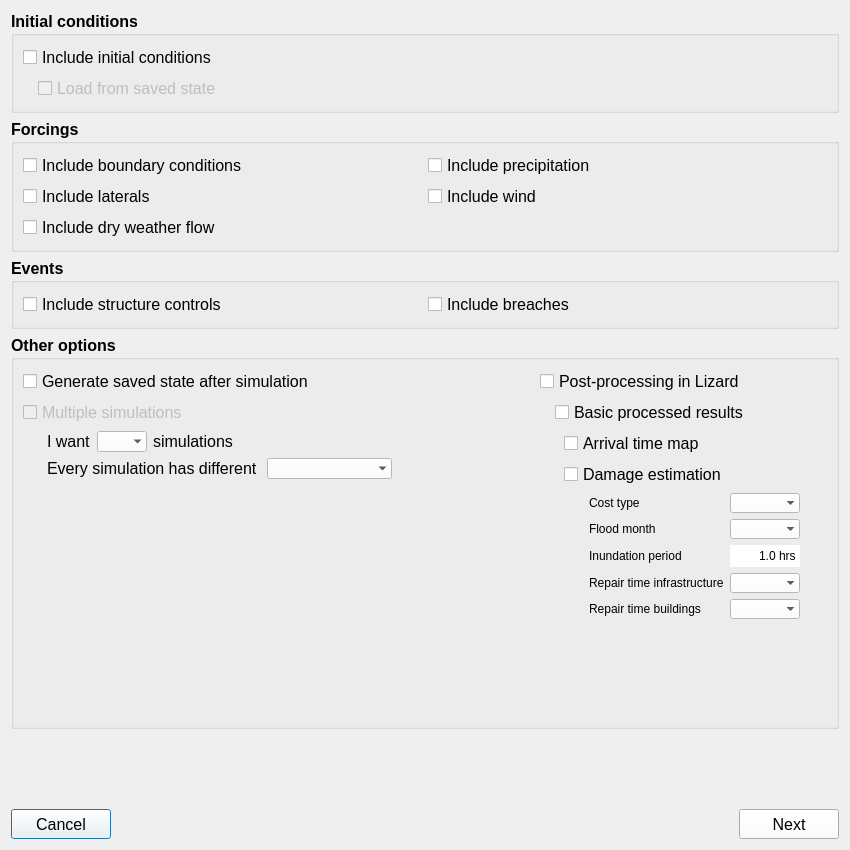
nens/threedi-api-qgis-client, file threedi_models_and_simulations/ui/simulation_wizard/init_dialog.ui: the form before one commit.
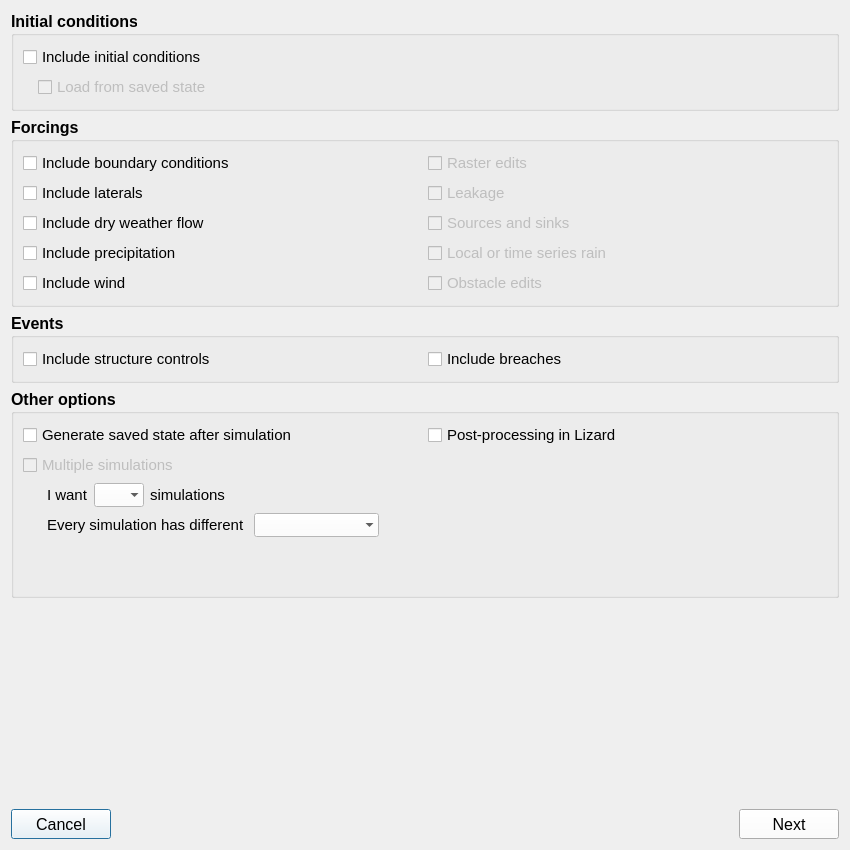
The form after the commit.

Commit message:
Moved post-processing in Lizard to the separate simulation wizard page. (#432)
* Moved post-processing in Lizard to the separate simulation wizard page.

What changed in the file:
```diff
--- a/threedi_models_and_simulations/ui/simulation_wizard/init_dialog.ui
+++ b/threedi_models_and_simulations/ui/simulation_wizard/init_dialog.ui
@@ -108,7 +108,7 @@
              <property name="font">
               <font>
                <family>Segoe UI</family>
-               <pointsize>12</pointsize>
+               <pointsize>11</pointsize>
                <weight>50</weight>
                <bold>false</bold>
               </font>
@@ -126,7 +126,7 @@
           <property name="font">
            <font>
             <family>Segoe UI</family>
-            <pointsize>12</pointsize>
+            <pointsize>11</pointsize>
             <weight>50</weight>
             <bold>false</bold>
            </font>
@@ -153,27 +153,12 @@
         <string>Forcings</string>
        </property>
        <layout class="QGridLayout" name="gridLayout_6">
-        <item row="2" column="0">
-         <widget class="QCheckBox" name="cb_dwf">
-          <property name="font">
-           <font>
-            <family>Segoe UI</family>
-            <pointsize>12</pointsize>
-            <weight>50</weight>
-            <bold>false</bold>
-           </font>
-          </property>
-          <property name="text">
-           <string>Include dry weather flow</string>
-          </property>
-         </widget>
-        </item>
         <item row="1" column="0">
          <widget class="QCheckBox" name="cb_laterals">
           <property name="font">
            <font>
             <family>Segoe UI</family>
-            <pointsize>12</pointsize>
+            <pointsize>11</pointsize>
             <weight>50</weight>
             <bold>false</bold>
            </font>
@@ -183,6 +168,111 @@
           </property>
          </widget>
         </item>
+        <item row="1" column="1">
+         <widget class="QCheckBox" name="cb_leakage">
+          <property name="enabled">
+           <bool>false</bool>
+          </property>
+          <property name="font">
+           <font>
+            <family>Segoe UI</family>
+            <pointsize>11</pointsize>
+            <weight>50</weight>
+            <bold>false</bold>
+           </font>
+          </property>
+          <property name="text">
+           <string>Leakage</string>
+          </property>
+         </widget>
+        </item>
+        <item row="3" column="0">
+         <widget class="QCheckBox" name="cb_precipitation">
+          <property name="font">
+           <font>
+            <family>Segoe UI</family>
+            <pointsize>11</pointsize>
+            <weight>50</weight>
+            <bold>false</bold>
+           </font>
+          </property>
+          <property name="layoutDirection">
+           <enum>Qt::LeftToRight</enum>
+          </property>
+          <property name="text">
+           <string>Include precipitation</string>
+          </property>
+         </widget>
+        </item>
+        <item row="2" column="1">
+         <widget class="QCheckBox" name="cb_sources_sinks">
+          <property name="enabled">
+           <bool>false</bool>
+          </property>
+          <property name="font">
+           <font>
+            <family>Segoe UI</family>
+            <pointsize>11</pointsize>
+            <weight>50</weight>
+            <bold>false</bold>
+           </font>
+          </property>
+          <property name="text">
+           <string>Sources and sinks</string>
+          </property>
+         </widget>
+        </item>
+        <item row="0" column="1">
+         <widget class="QCheckBox" name="cb_raster_edits">
+          <property name="enabled">
+           <bool>false</bool>
+          </property>
+          <property name="font">
+           <font>
+            <family>Segoe UI</family>
+            <pointsize>11</pointsize>
+            <weight>50</weight>
+            <bold>false</bold>
+           </font>
+          </property>
+          <property name="text">
+           <string>Raster edits</string>
+          </property>
+         </widget>
+        </item>
+        <item row="3" column="1">
+         <widget class="QCheckBox" name="cb_local_or_ts_rain">
+          <property name="enabled">
+           <bool>false</bool>
+          </property>
+          <property name="font">
+           <font>
+            <family>Segoe UI</family>
+            <pointsize>11</pointsize>
+            <weight>50</weight>
+            <bold>false</bold>
+           </font>
+          </property>
+          <property name="text">
+           <string>Local or time series rain</string>
+          </property>
+         </widget>
+        </item>
+        <item row="2" column="0">
+         <widget class="QCheckBox" name="cb_dwf">
+          <property name="font">
+           <font>
+            <family>Segoe UI</family>
+            <pointsize>11</pointsize>
+            <weight>50</weight>
+            <bold>false</bold>
+           </font>
+          </property>
+          <property name="text">
+           <string>Include dry weather flow</string>
+          </property>
+         </widget>
+        </item>
         <item row="0" column="0">
          <widget class="QCheckBox" name="cb_boundary">
           <property name="enabled">
@@ -197,7 +287,7 @@
           <property name="font">
            <font>
             <family>Segoe UI</family>
-            <pointsize>12</pointsize>
+            <pointsize>11</pointsize>
             <weight>50</weight>
             <bold>false</bold>
            </font>
@@ -207,30 +297,12 @@
           </property>
          </widget>
         </item>
-        <item row="0" column="1">
-         <widget class="QCheckBox" name="cb_precipitation">
-          <property name="font">
-           <font>
-            <family>Segoe UI</family>
-            <pointsize>12</pointsize>
-            <weight>50</weight>
-            <bold>false</bold>
-           </font>
-          </property>
-          <property name="layoutDirection">
-           <enum>Qt::LeftToRight</enum>
-          </property>
-          <property name="text">
-           <string>Include precipitation</string>
-          </property>
-         </widget>
-        </item>
-        <item row="1" column="1">
+        <item row="4" column="0">
          <widget class="QCheckBox" name="cb_wind">
           <property name="font">
            <font>
             <family>Segoe UI</family>
-            <pointsize>12</pointsize>
+            <pointsize>11</pointsize>
             <weight>50</weight>
             <bold>false</bold>
            </font>
@@ -240,6 +312,24 @@
           </property>
          </widget>
         </item>
+        <item row="4" column="1">
+         <widget class="QCheckBox" name="cb_obstacle_edits">
+          <property name="enabled">
+           <bool>false</bool>
+          </property>
+          <property name="font">
+           <font>
+            <family>Segoe UI</family>
+            <pointsize>11</pointsize>
+            <weight>50</weight>
+            <bold>false</bold>
+           </font>
+          </property>
+          <property name="text">
+           <string>Obstacle edits</string>
+          </property>
+         </widget>
+        </item>
        </layout>
       </widget>
      </item>
@@ -265,7 +355,7 @@
           <property name="font">
            <font>
             <family>Segoe UI</family>
-            <pointsize>12</pointsize>
+            <pointsize>11</pointsize>
             <weight>50</weight>
             <bold>false</bold>
            </font>
@@ -280,7 +370,7 @@
           <property name="font">
            <font>
             <family>Segoe UI</family>
-            <pointsize>12</pointsize>
+            <pointsize>11</pointsize>
             <weight>50</weight>
             <bold>false</bold>
            </font>
@@ -307,682 +397,6 @@
         <string>Other options</string>
        </property>
        <layout class="QGridLayout" name="gridLayout_7">
-        <item row="0" column="1">
-         <widget class="QCheckBox" name="cb_postprocess">
-          <property name="font">
-           <font>
-            <family>Segoe UI</family>
-            <pointsize>12</pointsize>
-            <weight>50</weight>
-            <bold>false</bold>
-           </font>
-          </property>
-          <property name="text">
-           <string>Post-processing in Lizard</string>
-          </property>
-         </widget>
-        </item>
-        <item row="1" column="0">
-         <widget class="QCheckBox" name="cb_multiple_simulations">
-          <property name="enabled">
-           <bool>false</bool>
-          </property>
-          <property name="font">
-           <font>
-            <family>Segoe UI</family>
-            <pointsize>12</pointsize>
-            <weight>50</weight>
-            <bold>false</bold>
-           </font>
-          </property>
-          <property name="text">
-           <string>Multiple simulations</string>
-          </property>
-         </widget>
-        </item>
-        <item row="1" column="1" rowspan="2">
-         <widget class="QWidget" name="postprocessing_widget" native="true">
-          <property name="sizePolicy">
-           <sizepolicy hsizetype="Preferred" vsizetype="Expanding">
-            <horstretch>0</horstretch>
-            <verstretch>0</verstretch>
-           </sizepolicy>
-          </property>
-          <property name="font">
-           <font>
-            <family>Segoe UI</family>
-            <pointsize>12</pointsize>
-            <weight>50</weight>
-            <bold>false</bold>
-           </font>
-          </property>
-          <layout class="QVBoxLayout" name="verticalLayout_2">
-           <property name="leftMargin">
-            <number>15</number>
-           </property>
-           <property name="topMargin">
-            <number>0</number>
-           </property>
-           <item>
-            <widget class="QCheckBox" name="cb_basec_results">
-             <property name="font">
-              <font>
-               <family>Segoe UI</family>
-               <pointsize>12</pointsize>
-               <weight>50</weight>
-               <bold>false</bold>
-              </font>
-             </property>
-             <property name="text">
-              <string>Basic processed results</string>
-             </property>
-            </widget>
-           </item>
-           <item>
-            <widget class="QWidget" name="basic_processed_widget" native="true">
-             <layout class="QVBoxLayout" name="verticalLayout_3">
-              <property name="topMargin">
-               <number>0</number>
-              </property>
-              <property name="bottomMargin">
-               <number>0</number>
-              </property>
-              <item>
-               <widget class="QCheckBox" name="cb_arrival_time_map">
-                <property name="font">
-                 <font>
-                  <family>Segoe UI</family>
-                  <pointsize>12</pointsize>
-                  <weight>50</weight>
-                  <bold>false</bold>
-                 </font>
-                </property>
-                <property name="text">
-                 <string>Arrival time map</string>
-                </property>
-               </widget>
-              </item>
-              <item>
-               <widget class="QCheckBox" name="cb_damage_estimation">
-                <property name="font">
-                 <font>
-                  <family>Segoe UI</family>
-                  <pointsize>12</pointsize>
-                  <weight>50</weight>
-                  <bold>false</bold>
-                 </font>
-                </property>
-                <property name="text">
-                 <string>Damage estimation</string>
-                </property>
-               </widget>
-              </item>
-              <item>
-               <widget class="QWidget" name="damage_estimation_widget" native="true">
-                <property name="sizePolicy">
-                 <sizepolicy hsizetype="Preferred" vsizetype="Expanding">
-                  <horstretch>0</horstretch>
-                  <verstretch>0</verstretch>
-                 </sizepolicy>
-                </property>
-                <layout class="QGridLayout" name="gridLayout_9">
-                 <property name="leftMargin">
-                  <number>0</number>
-                 </property>
-                 <property name="topMargin">
-                  <number>0</number>
-                 </property>
-                 <item row="0" column="0" colspan="2">
-                  <layout class="QGridLayout" name="gridLayout_8">
-                   <property name="leftMargin">
-                    <number>25</number>
-                   </property>
-                   <property name="bottomMargin">
-                    <number>0</number>
-                   </property>
-                   <item row="2" column="1">
-                    <widget class="QDoubleSpinBox" name="sb_period">
-                     <property name="sizePolicy">
-                      <sizepolicy hsizetype="Minimum" vsizetype="Expanding">
-                       <horstretch>0</horstretch>
-                       <verstretch>0</verstretch>
-                      </sizepolicy>
-                     </property>
-                     <property name="minimumSize">
-                      <size>
-                       <width>0</width>
-                       <height>20</height>
-                      </size>
-                     </property>
-                     <property name="font">
-                      <font>
-                       <family>Segoe UI</family>
-                       <pointsize>9</pointsize>
-                       <weight>50</weight>
-                       <bold>false</bold>
-                      </font>
-                     </property>
-                     <property name="styleSheet">
-                      <string notr="true">QDoubleSpinBox {background-color: white;}</string>
-                     </property>
-                     <property name="frame">
-                      <bool>false</bool>
-                     </property>
-                     <property name="alignment">
-                      <set>Qt::AlignRight|Qt::AlignTrailing|Qt::AlignVCenter</set>
-                     </property>
-                     <property name="buttonSymbols">
-                      <enum>QAbstractSpinBox::NoButtons</enum>
-                     </property>
-                     <property name="suffix">
-                      <string> hrs</string>
-                     </property>
-                     <property name="decimals">
-                      <number>1</number>
-                     </property>
-                     <property name="minimum">
-                      <double>1.000000000000000</double>
-                     </property>
-                    </widget>
-                   </item>
-                   <item row="4" column="0">
-                    <widget class="QLabel" name="label_9">
-                     <property name="minimumSize">
-                      <size>
-                       <width>0</width>
-                       <height>0</height>
-                      </size>
-                     </property>
-                     <property name="font">
-                      <font>
-                       <family>Segoe UI</family>
-                       <pointsize>9</pointsize>
-                       <weight>50</weight>
-                       <bold>false</bold>
-                      </font>
-                     </property>
-                     <property name="text">
-                      <string>Repair time buildings</string>
-                     </property>
-                    </widget>
-                   </item>
-                   <item row="3" column="1">
-                    <widget class="QComboBox" name="dd_repair_infrastructure">
-                     <property name="sizePolicy">
-                      <sizepolicy hsizetype="Preferred" vsizetype="Expanding">
-                       <horstretch>0</horstretch>
-                       <verstretch>0</verstretch>
-                      </sizepolicy>
-                     </property>
-                     <property name="minimumSize">
-                      <size>
-                       <width>0</width>
-                       <height>20</height>
-                      </size>
-                     </property>
-                     <property name="palette">
-                      <palette>
-                       <active>
-                        <colorrole role="Button">
-                         <brush brushstyle="SolidPattern">
-                          <color alpha="255">
-                           <red>255</red>
-                           <green>255</green>
-                           <blue>255</blue>
-                          </color>
-                         </brush>
-                        </colorrole>
-                        <colorrole role="Base">
-                         <brush brushstyle="SolidPattern">
-                          <color alpha="255">
-                           <red>255</red>
-                           <green>255</green>
-                           <blue>255</blue>
-                          </color>
-                         </brush>
-                        </colorrole>
-                        <colorrole role="Window">
-                         <brush brushstyle="SolidPattern">
-                          <color alpha="255">
-                           <red>255</red>
-                           <green>255</green>
-                           <blue>255</blue>
-                          </color>
-                         </brush>
-                        </colorrole>
-                        <colorrole role="Highlight">
-                         <brush brushstyle="SolidPattern">
-                          <color alpha="255">
-                           <red>211</red>
-                           <green>211</green>
-                           <blue>211</blue>
-                          </color>
-                         </brush>
-                        </colorrole>
-                       </active>
-                       <inactive>
-                        <colorrole role="Button">
-                         <brush brushstyle="SolidPattern">
-                          <color alpha="255">
-                           <red>255</red>
-                           <green>255</green>
-                           <blue>255</blue>
-                          </color>
-                         </brush>
-                        </colorrole>
-                        <colorrole role="Base">
-                         <brush brushstyle="SolidPattern">
-                          <color alpha="255">
-                           <red>255</red>
-                           <green>255</green>
-                           <blue>255</blue>
-                          </color>
-                         </brush>
-                        </colorrole>
-                        <colorrole role="Window">
-                         <brush brushstyle="SolidPattern">
-                          <color alpha="255">
-                           <red>255</red>
-                           <green>255</green>
-                           <blue>255</blue>
-                          </color>
-                         </brush>
-                        </colorrole>
-                        <colorrole role="Highlight">
-                         <brush brushstyle="SolidPattern">
-                          <color alpha="255">
-                           <red>211</red>
-                           <green>211</green>
-                           <blue>211</blue>
-                          </color>
-                         </brush>
-                        </colorrole>
-                       </inactive>
-                       <disabled>
-                        <colorrole role="Button">
-                         <brush brushstyle="SolidPattern">
-                          <color alpha="255">
-                           <red>255</red>
-                           <green>255</green>
-                           <blue>255</blue>
-                          </color>
-                         </brush>
-                        </colorrole>
-                        <colorrole role="Base">
-                         <brush brushstyle="SolidPattern">
-                          <color alpha="255">
-                           <red>255</red>
-                           <green>255</green>
-                           <blue>255</blue>
-                          </color>
-                         </brush>
-                        </colorrole>
-                        <colorrole role="Window">
-                         <brush brushstyle="SolidPattern">
-                          <color alpha="255">
-                           <red>255</red>
-                           <green>255</green>
-                           <blue>255</blue>
-                          </color>
-                         </brush>
-                        </colorrole>
-                        <colorrole role="Highlight">
-                         <brush brushstyle="SolidPattern">
-                          <color alpha="255">
-                           <red>211</red>
-                           <green>211</green>
-                           <blue>211</blue>
-                          </color>
-                         </brush>
-                        </colorrole>
-                       </disabled>
-                      </palette>
-                     </property>
-                     <property name="font">
-                      <font>
-                       <family>Segoe UI</family>
-                       <pointsize>9</pointsize>
-                       <weight>50</weight>
-                       <bold>false</bold>
-                      </font>
-                     </property>
-                     <property name="styleSheet">
-                      <string notr="true">QComboBox {background-color:white; selection-background-color: lightgray;}</string>
-                     </property>
-                     <property name="frame">
-                      <bool>false</bool>
-                     </property>
-                    </widget>
-                   </item>
-                   <item row="0" column="0">
-                    <widget class="QLabel" name="label_5">
-                     <property name="minimumSize">
-                      <size>
-                       <width>0</width>
-                       <height>0</height>
-                      </size>
-                     </property>
-                     <property name="font">
-                      <font>
-                       <family>Segoe UI</family>
-                       <pointsize>9</pointsize>
-                       <weight>50</weight>
-                       <bold>false</bold>
-                      </font>
-                     </property>
-                     <property name="text">
-                      <string>Cost type</string>
-                     </property>
-                    </widget>
-                   </item>
-                   <item row="2" column="0">
-                    <widget class="QLabel" name="label_7">
-                     <property name="minimumSize">
-                      <size>
-                       <width>0</width>
-                       <height>0</height>
-                      </size>
-                     </property>
-                     <property name="font">
-                      <font>
-                       <family>Segoe UI</family>
-                       <pointsize>9</pointsize>
-                       <weight>50</weight>
-                       <bold>false</bold>
-                      </font>
-                     </property>
-                     <property name="text">
-                      <string>Inundation period</string>
-                     </property>
-                    </widget>
-                   </item>
-                   <item row="4" column="1">
-                    <widget class="QComboBox" name="dd_repair_building">
-                     <property name="sizePolicy">
-                      <sizepolicy hsizetype="Preferred" vsizetype="Expanding">
-                       <horstretch>0</horstretch>
-                       <verstretch>0</verstretch>
-                      </sizepolicy>
-                     </property>
-                     <property name="minimumSize">
-                      <size>
-                       <width>0</width>
-                       <height>20</height>
-                      </size>
-                     </property>
-                     <property name="font">
-                      <font>
-                       <family>Segoe UI</family>
-                       <pointsize>9</pointsize>
-                       <weight>50</weight>
-                       <bold>false</bold>
-                      </font>
-                     </property>
-                     <property name="styleSheet">
-                      <string notr="true">QComboBox {background-color:white; selection-background-color: lightgray;}</string>
-                     </property>
-                     <property name="frame">
-                      <bool>false</bool>
-                     </property>
-                    </widget>
-                   </item>
-                   <item row="1" column="1">
-                    <widget class="QComboBox" name="dd_flood_month">
-                     <property name="sizePolicy">
-                      <sizepolicy hsizetype="Preferred" vsizetype="Expanding">
-                       <horstretch>0</horstretch>
-                       <verstretch>0</verstretch>
-                      </sizepolicy>
-                     </property>
-                     <property name="minimumSize">
-                      <size>
-                       <width>0</width>
-                       <height>20</height>
-                      </size>
-                     </property>
-                     <property name="font">
-                      <font>
-                       <family>Segoe UI</family>
-                       <pointsize>9</pointsize>
-                       <weight>50</weight>
-                       <bold>false</bold>
-                      </font>
-                     </property>
-                     <property name="styleSheet">
-                      <string notr="true">QComboBox {background-color:white; selection-background-color: lightgray;}</string>
-                     </property>
-                     <property name="frame">
-                      <bool>false</bool>
-                     </property>
-                    </widget>
-                   </item>
-                   <item row="0" column="1">
-                    <widget class="QComboBox" name="dd_cost_type">
-                     <property name="sizePolicy">
-                      <sizepolicy hsizetype="Preferred" vsizetype="Expanding">
-                       <horstretch>0</horstretch>
-                       <verstretch>0</verstretch>
-                      </sizepolicy>
-                     </property>
-                     <property name="minimumSize">
-                      <size>
-                       <width>0</width>
-                       <height>20</height>
-                      </size>
-                     </property>
-                     <property name="palette">
-                      <palette>
-                       <active>
-                        <colorrole role="Button">
-                         <brush brushstyle="SolidPattern">
-                          <color alpha="255">
-                           <red>255</red>
-                           <green>255</green>
-                           <blue>255</blue>
-                          </color>
-                         </brush>
-                        </colorrole>
-                        <colorrole role="Base">
-                         <brush brushstyle="SolidPattern">
-                          <color alpha="255">
-                           <red>255</red>
-                           <green>255</green>
-                           <blue>255</blue>
-                          </color>
-                         </brush>
-                        </colorrole>
-                        <colorrole role="Window">
-                         <brush brushstyle="SolidPattern">
-                          <color alpha="255">
-                           <red>255</red>
-                           <green>255</green>
-                           <blue>255</blue>
-                          </color>
-                         </brush>
-                        </colorrole>
-                        <colorrole role="Highlight">
-                         <brush brushstyle="SolidPattern">
-                          <color alpha="255">
-                           <red>211</red>
-                           <green>211</green>
-                           <blue>211</blue>
-                          </color>
-                         </brush>
-                        </colorrole>
-                       </active>
-                       <inactive>
-                        <colorrole role="Button">
-                         <brush brushstyle="SolidPattern">
-                          <color alpha="255">
-                           <red>255</red>
-                           <green>255</green>
-                           <blue>255</blue>
-                          </color>
-                         </brush>
-                        </colorrole>
-                        <colorrole role="Base">
-                         <brush brushstyle="SolidPattern">
-                          <color alpha="255">
-                           <red>255</red>
-                           <green>255</green>
-                           <blue>255</blue>
-                          </color>
-                         </brush>
-                        </colorrole>
-                        <colorrole role="Window">
-                         <brush brushstyle="SolidPattern">
-                          <color alpha="255">
-                           <red>255</red>
-                           <green>255</green>
-                           <blue>255</blue>
-                          </color>
-                         </brush>
-                        </colorrole>
-                        <colorrole role="Highlight">
-                         <brush brushstyle="SolidPattern">
-                          <color alpha="255">
-                           <red>211</red>
-                           <green>211</green>
-                           <blue>211</blue>
-                          </color>
-                         </brush>
-                        </colorrole>
-                       </inactive>
-                       <disabled>
-                        <colorrole role="Button">
-                         <brush brushstyle="SolidPattern">
-                          <color alpha="255">
-                           <red>255</red>
-                           <green>255</green>
-                           <blue>255</blue>
-                          </color>
-                         </brush>
-                        </colorrole>
-                        <colorrole role="Base">
-                         <brush brushstyle="SolidPattern">
-                          <color alpha="255">
-                           <red>255</red>
-                           <green>255</green>
-                           <blue>255</blue>
-                          </color>
-                         </brush>
-                        </colorrole>
-                        <colorrole role="Window">
-                         <brush brushstyle="SolidPattern">
-                          <color alpha="255">
-                           <red>255</red>
-                           <green>255</green>
-                           <blue>255</blue>
-                          </color>
-                         </brush>
-                        </colorrole>
-                        <colorrole role="Highlight">
-                         <brush brushstyle="SolidPattern">
-                          <color alpha="255">
-                           <red>211</red>
-                           <green>211</green>
-                           <blue>211</blue>
-                          </color>
-                         </brush>
-                        </colorrole>
-                       </disabled>
-                      </palette>
-                     </property>
-                     <property name="font">
-                      <font>
-                       <family>Segoe UI</family>
-                       <pointsize>9</pointsize>
-                       <weight>50</weight>
-                       <bold>false</bold>
-                      </font>
-                     </property>
-                     <property name="styleSheet">
-                      <string notr="true">QComboBox {background-color:white; selection-background-color: lightgray;}</string>
-                     </property>
-                     <property name="frame">
-                      <bool>false</bool>
-                     </property>
-                    </widget>
-                   </item>
-                   <item row="1" column="0">
-                    <widget class="QLabel" name="label_6">
-                     <property name="minimumSize">
-                      <size>
-                       <width>0</width>
-                       <height>0</height>
-                      </size>
-                     </property>
-                     <property name="font">
-                      <font>
-                       <family>Segoe UI</family>
-                       <pointsize>9</pointsize>
-                       <weight>50</weight>
-                       <bold>false</bold>
-                      </font>
-                     </property>
-                     <property name="text">
-                      <string>Flood month</string>
-                     </property>
-                    </widget>
-                   </item>
-                   <item row="3" column="0">
-                    <widget class="QLabel" name="label_8">
-                     <property name="minimumSize">
-                      <size>
-                       <width>0</width>
-                       <height>0</height>
-                      </size>
-                     </property>
-                     <property name="font">
-                      <font>
-                       <family>Segoe UI</family>
-                       <pointsize>9</pointsize>
-                       <weight>50</weight>
-                       <bold>false</bold>
-                      </font>
-                     </property>
-                     <property name="text">
-                      <string>Repair time infrastructure</string>
-                     </property>
-                    </widget>
-                   </item>
-                  </layout>
-                 </item>
-                 <item row="3" column="0">
-                  <spacer name="verticalSpacer_3">
-                   <property name="orientation">
-                    <enum>Qt::Vertical</enum>
-                   </property>
-                   <property name="sizeHint" stdset="0">
-                    <size>
-                     <width>20</width>
-                     <height>40</height>
-                    </size>
-                   </property>
-                  </spacer>
-                 </item>
-                </layout>
-               </widget>
-              </item>
-             </layout>
-            </widget>
-           </item>
-           <item>
-            <spacer name="verticalSpacer_2">
-             <property name="orientation">
-              <enum>Qt::Vertical</enum>
-             </property>
-             <property name="sizeHint" stdset="0">
-              <size>
-               <width>20</width>
-               <height>40</height>
-              </size>
-             </property>
-            </spacer>
-           </item>
-          </layout>
-         </widget>
-        </item>
         <item row="0" column="0">
          <widget class="QCheckBox" name="cb_generate">
           <property name="palette">
@@ -1025,7 +439,7 @@
           <property name="font">
            <font>
             <family>Segoe UI</family>
-            <pointsize>12</pointsize>
+            <pointsize>11</pointsize>
             <weight>50</weight>
             <bold>false</bold>
            </font>
@@ -1036,6 +450,39 @@
          </widget>
         </item>
         <item row="2" column="0">
+         <widget class="QCheckBox" name="cb_multiple_simulations">
+          <property name="enabled">
+           <bool>false</bool>
+          </property>
+          <property name="font">
+           <font>
+            <family>Segoe UI</family>
+            <pointsize>11</pointsize>
+            <weight>50</weight>
+            <bold>false</bold>
+           </font>
+          </property>
+          <property name="text">
+           <string>Multiple simulations</string>
+          </property>
+         </widget>
+        </item>
+        <item row="0" column="1">
+         <widget class="QCheckBox" name="cb_postprocess">
+          <property name="font">
+           <font>
+            <family>Segoe UI</family>
+            <pointsize>11</pointsize>
+            <weight>50</weight>
+            <bold>false</bold>
+           </font>
+          </property>
+          <property name="text">
+           <string>Post-processing in Lizard</string>
+          </property>
+         </widget>
+        </item>
+        <item row="3" column="0" colspan="2">
          <widget class="QWidget" name="multiple_simulations_widget" native="true">
           <property name="sizePolicy">
            <sizepolicy hsizetype="Preferred" vsizetype="MinimumExpanding">
@@ -1084,7 +531,7 @@
                 <property name="font">
                  <font>
                   <family>Segoe UI</family>
-                  <pointsize>12</pointsize>
+                  <pointsize>11</pointsize>
                   <weight>50</weight>
                   <bold>false</bold>
                  </font>
@@ -1235,7 +682,7 @@
                 <property name="font">
                  <font>
                   <family>Segoe UI</family>
-                  <pointsize>10</pointsize>
+                  <pointsize>11</pointsize>
                   <weight>50</weight>
                   <bold>false</bold>
                  </font>
@@ -1259,7 +706,7 @@
                 <property name="font">
                  <font>
                   <family>Segoe UI</family>
-                  <pointsize>12</pointsize>
+                  <pointsize>11</pointsize>
                   <weight>50</weight>
                   <bold>false</bold>
                  </font>
@@ -1299,7 +746,7 @@
                 <property name="font">
                  <font>
                   <family>Segoe UI</family>
-                  <pointsize>12</pointsize>
+                  <pointsize>11</pointsize>
                   <weight>50</weight>
                   <bold>false</bold>
                  </font>
@@ -1444,7 +891,7 @@
                 <property name="font">
                  <font>
                   <family>Segoe UI</family>
-                  <pointsize>10</pointsize>
+                  <pointsize>11</pointsize>
                   <weight>50</weight>
                   <bold>false</bold>
                  </font>
```
The commit also changes 5 other files.
